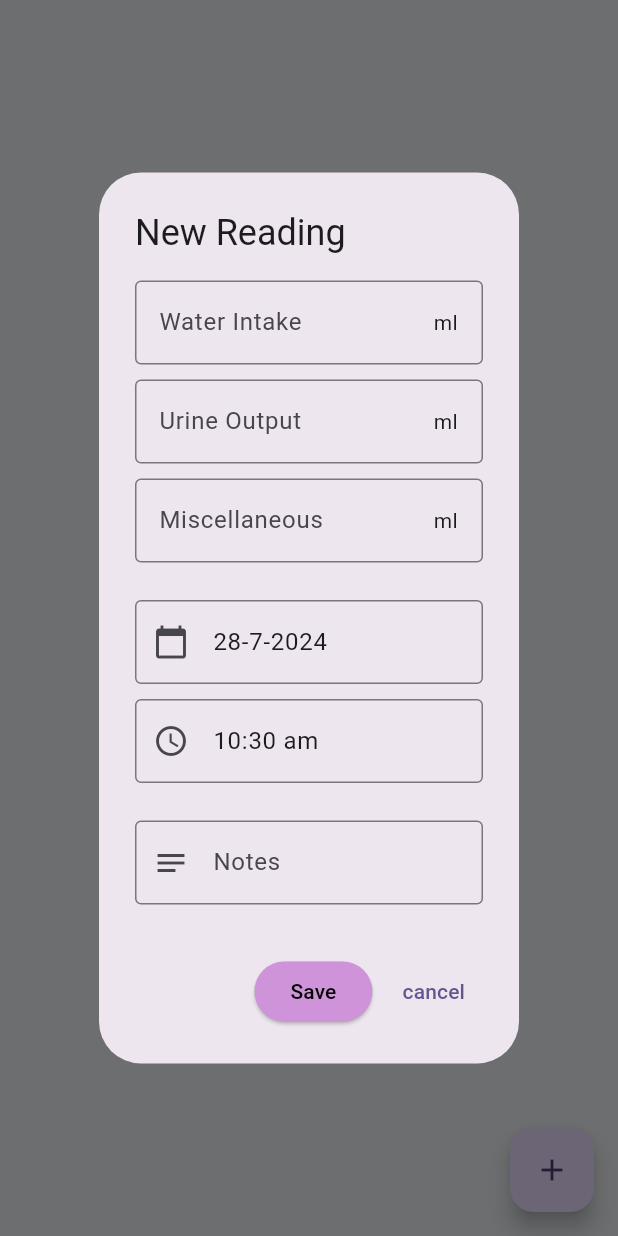
After one commit to Nikhithasriram/Tracking, a Flutter app: the Water screen opened directly, after a tap on the "add" icon, on a phone screen of 412 x 824 dp. The commit adds this screen. Run offline on Flutter 3.47's test engine with Material 3 defaults, Android fonts, the phone set to English and light mode, and no system bars.

Commit message:
adding water components

```diff
--- /dev/null
+++ b/lib/functions/global_var.dart
@@ -0,0 +1,3 @@
+
+
+int waterselected = -1;
--- /dev/null
+++ b/lib/models/waterclass.dart
@@ -0,0 +1,33 @@
+import 'package:uuid/uuid.dart';
+
+class NewWater {
+  double value;
+  Watertype type;
+  String date;
+  String time;
+  String notes;
+  NewWater({
+    required this.value,
+    required this.type,
+    required this.date,
+    required this.time,
+    required this.notes,
+  });
+}
+
+enum Watertype { intake, output, misc }
+
+class DayWater {
+  double intakeml;
+  double outputml;
+  String date;
+  String uuid;
+  List<NewWater> dayContents;
+
+  DayWater(
+      {required this.intakeml,
+      required this.outputml,
+      required this.date,
+      required this.dayContents,
+      }):uuid = const Uuid().v4();
+}
--- a/lib/pages/info/water.dart
+++ b/lib/pages/info/water.dart
@@ -1,11 +1,40 @@
-
 import 'package:flutter/material.dart';
+import 'package:provider/provider.dart';
+import 'package:tracking_app/Provider/waterprovider.dart';
+import 'package:tracking_app/functions/global_var.dart';
+import 'package:tracking_app/utils/waterdialog.dart';
+import 'package:tracking_app/utils/waterlistTile.dart';
 
 class Water extends StatelessWidget {
   const Water({super.key});
 
   @override
   Widget build(BuildContext context) {
-    return const Center(child: Text("water"));
+    return Scaffold(
+      backgroundColor: Colors.blueGrey.shade50,
+      body: Consumer<WaterProvider>(
+        builder: (context, value, child) {
+          return Padding(
+            padding: const EdgeInsets.only(top: 10),
+            child: ListView.builder(
+              key: Key(waterselected.toString()),
+              itemCount: value.items.length,
+              itemBuilder: (context, index) {
+                return WaterListTile(
+                  daily: value.items[index],
+                  index: index,
+                );
+              },
+            ),
+          );
+        },
+      ),
+      floatingActionButton: FloatingActionButton(
+        onPressed: () {
+          waterdialog(context);
+        },
+        child: const Icon(Icons.add),
+      ),
+    );
   }
 }
--- /dev/null
+++ b/lib/utils/water_alert_dialog.dart
@@ -0,0 +1,212 @@
+import 'package:flutter/material.dart';
+import 'package:provider/provider.dart';
+import 'package:tracking_app/Provider/waterprovider.dart';
+// import 'package:tracking_app/models/waterclass.dart';
+
+class WaterAlertDialog extends StatefulWidget {
+  const WaterAlertDialog({super.key});
+
+  @override
+  State<WaterAlertDialog> createState() => _WaterAlertDialogState();
+}
+
+class _WaterAlertDialogState extends State<WaterAlertDialog> {
+  TextEditingController intakemlController = TextEditingController();
+  TextEditingController outputmlController = TextEditingController();
+  TextEditingController miscmlController = TextEditingController();
+  TextEditingController dateController = TextEditingController();
+  TextEditingController timeController = TextEditingController();
+  TextEditingController notesController = TextEditingController();
+
+  Future<void> selectDate() async {
+    DateTime? picked = await showDatePicker(
+        context: context,
+        initialDate: DateTime.now(),
+        firstDate: DateTime(2000),
+        lastDate: DateTime(2100));
+
+    // picked ??= DateTime.now();
+
+    setState(() {
+      if (picked != null) {
+        String pickedDate =
+            "${picked.day.toString()}-${picked.month.toString()}-${picked.year.toString()}";
+        dateController.text = pickedDate;
+      }
+    });
+  }
+
+  Future<void> selectTime() async {
+    final TimeOfDay? time = await showTimePicker(
+      context: context,
+      initialTime: TimeOfDay.now(),
+      initialEntryMode: TimePickerEntryMode.dial,
+    );
+
+    setState(() {
+      if (time != null) {
+        String min =
+            time.minute < 10 ? "0${time.minute}" : time.minute.toString();
+        timeController.text =
+            "${time.hourOfPeriod}:$min ${time.period.toString().split(".")[1]}";
+      }
+    });
+  }
+
+  void defaultinitializer() {
+    DateTime now = DateTime.now();
+    TimeOfDay time = TimeOfDay.now();
+    String nowdate =
+        "${now.day.toString()}-${now.month.toString()}-${now.year.toString()}";
+    dateController.text = nowdate;
+    String min = time.minute < 10 ? "0${time.minute}" : time.minute.toString();
+
+    String nowTime =
+        "${time.hourOfPeriod}:$min ${time.period.toString().split(".")[1]}";
+    timeController.text = nowTime;
+
+    intakemlController.clear();
+    outputmlController.clear();
+    miscmlController.clear();
+    notesController.clear();
+  }
+
+  @override
+  void initState() {
+    defaultinitializer();
+    super.initState();
+  }
+
+  @override
+  Widget build(BuildContext context) {
+    return Scaffold(
+      backgroundColor: Colors.transparent,
+      body: AlertDialog(
+        scrollable: true,
+        title: const Text("New Reading"),
+        content: Column(
+          mainAxisSize: MainAxisSize.min,
+          children: [
+            TextField(
+              controller: intakemlController,
+              keyboardType: const TextInputType.numberWithOptions(decimal: true),
+              decoration: const InputDecoration(
+                  suffixIcon: Padding(
+                    padding: EdgeInsets.all(15),
+                    child: Text("ml"),
+                  ),
+                  hintText: "Water Intake",
+                  border: OutlineInputBorder()),
+            ),
+            const SizedBox(
+              height: 10,
+            ),
+            TextField(
+              controller: outputmlController,
+              keyboardType: const TextInputType.numberWithOptions(decimal: true),
+              decoration: const InputDecoration(
+                  suffixIcon: Padding(
+                    padding: EdgeInsets.all(15),
+                    child: Text("ml"),
+                  ),
+                  hintText: "Urine Output",
+                  border: OutlineInputBorder()),
+            ),
+            const SizedBox(
+              height: 10,
+            ),
+            TextField(
+              controller: miscmlController,
+              keyboardType: const TextInputType.numberWithOptions(decimal: true),
+              decoration: const InputDecoration(
+                  suffixIcon: Padding(
+                    padding: EdgeInsets.all(15),
+                    child: Text("ml"),
+                  ),
+                  hintText: "Miscellaneous",
+                  border: OutlineInputBorder()),
+            ),
+            const SizedBox(
+              height: 25,
+            ),
+            TextField(
+              onTap: () {
+                selectDate();
+              },
+              controller: dateController,
+              keyboardType: TextInputType.none,
+              decoration: const InputDecoration(
+                  prefixIcon: Icon(Icons.calendar_today),
+                  hintText: "Date",
+                  border: OutlineInputBorder()),
+            ),
+            const SizedBox(
+              height: 10,
+            ),
+            TextField(
+              onTap: () {
+                selectTime();
+              },
+              controller: timeController,
+              keyboardType: TextInputType.none,
+              decoration: const InputDecoration(
+                  prefixIcon: Icon(Icons.access_time),
+                  hintText: "Time",
+                  border: OutlineInputBorder()),
+            ),
+            const SizedBox(
+              height: 25,
+            ),
+            TextField(
+              controller: notesController,
+              decoration: const InputDecoration(
+                  prefixIcon: Icon(Icons.notes),
+                  hintText: "Notes",
+                  border: OutlineInputBorder()),
+            ),
+            const SizedBox(
+              height: 10,
+            ),
+          ],
+        ),
+        actions: [
+          ElevatedButton(
+            style: ButtonStyle(
+                backgroundColor: WidgetStatePropertyAll(Colors.purple.shade200)),
+            onPressed: () {
+              final value = context.read<WaterProvider>();
+              final double intakeml =
+                  double.tryParse(intakemlController.text) ?? 0.0;
+              final double outputml =
+                  double.tryParse(outputmlController.text) ?? 0.0;
+              final double miscml = double.tryParse(miscmlController.text) ?? 0.0;
+              final String date = dateController.text;
+              final String time = timeController.text;
+              final String notes = notesController.text;
+              if (intakeml == 0.0 && miscml == 0.0 && outputml == 0.0) {
+                ScaffoldMessenger.of(context).showSnackBar(const SnackBar(
+                  content: Text("Enter atleast one valid value"),
+                  behavior: SnackBarBehavior.floating,
+                ));
+              } else {
+                value.add(intakeml, outputml, miscml, date, time, notes);
+                Navigator.of(context).pop();
+              }
+
+              // print(value.items);
+            },
+            child: const Text(
+              "Save",
+              style: TextStyle(color: Colors.black),
+            ),
+          ),
+          TextButton(
+              onPressed: () {
+                Navigator.of(context).pop();
+              },
+              child: const Text("cancel"))
+        ],
+      ),
+    );
+  }
+}
--- /dev/null
+++ b/lib/utils/waterdialog.dart
@@ -0,0 +1,12 @@
+import 'package:flutter/material.dart';
+import 'package:tracking_app/utils/water_alert_dialog.dart';
+
+void waterdialog(BuildContext context) {
+  showDialog(
+      context: context,
+      builder: (context) {
+        return const ScaffoldMessenger(
+          child: WaterAlertDialog(),
+        );
+      });
+}
--- a/pubspec.yaml
+++ b/pubspec.yaml
@@ -37,6 +37,7 @@ dependencies:
   cupertino_icons: ^1.0.6
   uuid: ^4.4.2
   provider: ^6.1.2
+  expansion_tile_group: ^1.2.7
 
 dev_dependencies:
   flutter_test:
```
Also changed, not shown: lib/Provider/waterprovider.dart (added, +99 -0 lines), lib/Provider/weightprovider.dart (+3 -23 lines), lib/functions/mydatetime.dart (added, +20 -0 lines), lib/main.dart (+6 -2 lines), lib/utils/waterlisttile.dart (added, +134 -0 lines), pubspec.lock.
